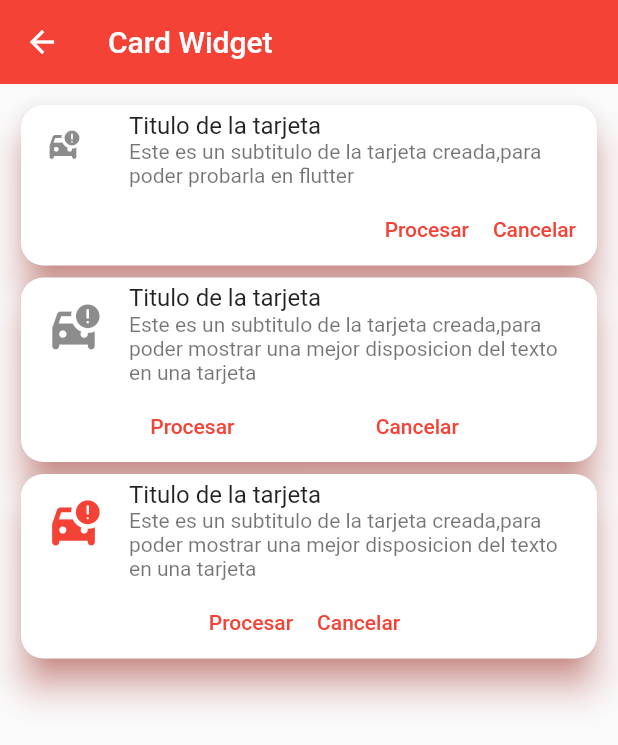
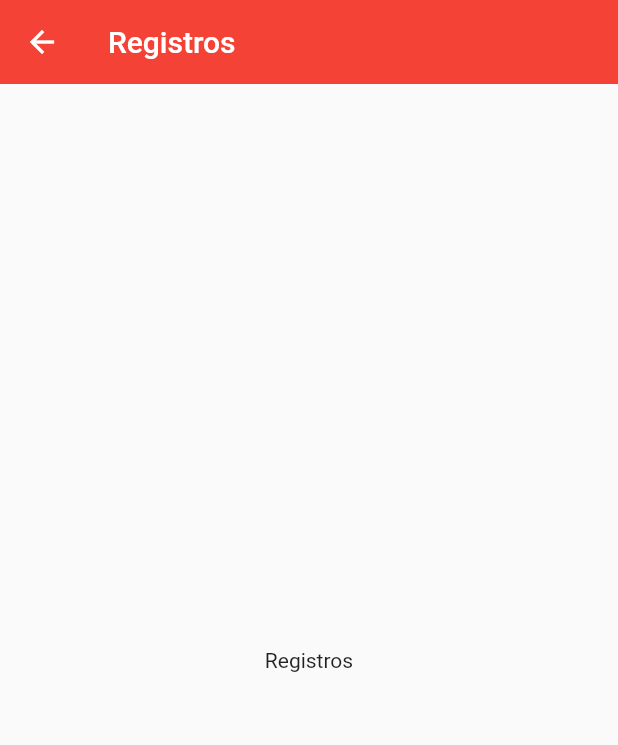
Before and after one commit to polenix02/lab6, a Flutter app: the CardScreen screen opened by its route, on a phone screen of 412 x 824 dp. Shown: the top 745 px of the screen. Run offline on Flutter 3.47's test engine with Material 2 defaults, Android fonts, the phone set to English and light mode, and no system bars.

Commit message:
first commit

```diff
--- a/lib/main.dart
+++ b/lib/main.dart
@@ -17,7 +17,6 @@ class MyApp extends StatelessWidget{
       title: 'Material App',
       initialRoute: AppRoutes.initialRoute,
       routes: AppRoutes.getAppRoutes(),
-      onGenerateRoute: AppRoutes.onGenerateRoute,
       theme: AppTheme.modoClaro
     );
   }
--- a/lib/router/app_routes.dart
+++ b/lib/router/app_routes.dart
@@ -12,25 +12,21 @@ class AppRoutes {
         name: 'Home Screen',
         screen: const HomeScreen()),
     MenuOption(
-        route: 'listview1',
-        icon: Icons.list_alt_rounded,
-        name: 'ListView Version 1',
-        screen: const ListView1Screen()),
+        route: 'cantantes',
+        icon: Icons.list_outlined,
+        name: 'Cantantes',
+        screen: const CantantesScreen()),
     MenuOption(
-        route: 'listview2',
-        icon: Icons.list_outlined,
-        name: 'ListView Version 2',
-        screen: const ListView2Screen()),
+        route: 'canciones',
+        icon: Icons.library_music,
+        name: 'Canciones',
+        screen: const CancionesScreen()),
     MenuOption(
         route: 'card',
-        icon: Icons.card_travel_sharp,
+        icon: Icons.list_alt_rounded,
         name: 'Card Screen',
         screen: const CardScreen()),
-    MenuOption(
-        route: 'alert',
-        icon: Icons.add_alert,
-        name: 'Alert Screen',
-        screen: const AlertScreen()),
+
   ];
 
   /*
@@ -51,7 +47,5 @@ class AppRoutes {
     return rutasnuevas;
   }
 
-  static Route<dynamic> onGenerateRoute(RouteSettings settings) {
-    return MaterialPageRoute(builder: (context) => const AlertScreen());
-  }
+
 }
--- a/lib/screens/card_screen.dart
+++ b/lib/screens/card_screen.dart
@@ -1,5 +1,4 @@
 import 'package:flutter/material.dart';
-import '../widgets/widgets.dart';
 
 class CardScreen extends StatelessWidget {
   const CardScreen({Key? key}) : super(key: key);
@@ -8,17 +7,10 @@ class CardScreen extends StatelessWidget {
   Widget build(BuildContext context) {
     return Scaffold(
       appBar: AppBar(
-        title: const Text('Card Widget'),
+        title: const Text('Registros'),
       ),
-      body: Padding(
-        padding: const EdgeInsets.symmetric(horizontal: 10, vertical: 10),
-        child: ListView(
-          children: const [
-          CustomCardType1(),
-          CustomCardType2(),
-          CustomCardType3(),
-        ],
-        ),
+      body: const Center(
+        child: Text('Registros'),
       ),
     );
   }
--- a/lib/screens/home_screen.dart
+++ b/lib/screens/home_screen.dart
@@ -9,7 +9,7 @@ class HomeScreen extends StatelessWidget {
   Widget build(BuildContext context) {
     return Scaffold(
         appBar: AppBar(
-          title: const Text('Componentes de flutter 1'),
+          title: const Text('Lab6'),
           elevation: 0,
           //backgroundColor: Colors.green,
         ),
@@ -22,8 +22,6 @@ class HomeScreen extends StatelessWidget {
                   title: Text(AppRoutes.menuOptions[index].name),
                   trailing: const Icon(Icons.arrow_forward_ios_sharp, color: AppTheme.primary,),
                   onTap: () {
-                    //final route = MaterialPageRoute(builder: (context) => const CardScreen());
-                    //Navigator.push(context, route);
                     Navigator.pushNamed(
                         context, AppRoutes.menuOptions[index].route);
                   },
--- a/lib/screens/screens.dart
+++ b/lib/screens/screens.dart
@@ -1,5 +1,5 @@
-export 'package:app_multiplataforma/screens/alert_screen.dart';
+
 export 'package:app_multiplataforma/screens/card_screen.dart';
 export 'package:app_multiplataforma/screens/home_screen.dart';
-export 'package:app_multiplataforma/screens/listview1_screen.dart';
-export 'package:app_multiplataforma/screens/listview2_screen.dart';
+export 'package:app_multiplataforma/screens/cantantes_screen.dart';
+export 'package:app_multiplataforma/screens/canciones_screen.dart';
--- a/lib/widgets/custom_card_type_1.dart
+++ /dev/null
@@ -1,36 +0,0 @@
-import 'package:flutter/material.dart';
-
-class CustomCardType1 extends StatelessWidget {
-  const CustomCardType1({
-    super.key,
-  });
-
-  @override
-  Widget build(BuildContext context) {
-    return Card(
-      clipBehavior: Clip.antiAlias,
-      shape: RoundedRectangleBorder(borderRadius: BorderRadius.circular(15)),
-      elevation: 10,
-      // shadowColor: AppTheme.primary,
-      child: Column(
-        children: [
-          const ListTile(
-            leading: Icon(Icons.car_crash_rounded),
-            title: Text('Titulo de la tarjeta'),
-            subtitle: Text('Este es un subtitulo de la tarjeta creada,para poder probarla en flutter'),
-          ),
-          Padding(
-            padding: const EdgeInsets.only(right: 6),
-            child: Row(
-              mainAxisAlignment: MainAxisAlignment.end,
-              children: [
-                TextButton(onPressed: () {},child: const Text('Procesar'),),
-                TextButton(onPressed: () {}, child: const Text('Cancelar')),
-              ],
-            ),
-          )
-        ],
-      ),
-    );
-  }
-}
--- a/lib/widgets/custom_card_type_2.dart
+++ /dev/null
@@ -1,36 +0,0 @@
-import 'package:flutter/material.dart';
-
-class CustomCardType2 extends StatelessWidget {
-  const CustomCardType2({
-    super.key,
-  });
-
-  @override
-  Widget build(BuildContext context) {
-    return Card(
-      clipBehavior: Clip.antiAlias,
-      shape: RoundedRectangleBorder(borderRadius: BorderRadius.circular(15)),
-      elevation: 10,
-      // shadowColor: AppTheme.primary,
-      child: Column(
-        children: [
-          const ListTile(
-            leading: Icon(Icons.car_crash_rounded,size: 38,),
-            title: Text('Titulo de la tarjeta'),
-            subtitle: Text('Este es un subtitulo de la tarjeta creada,para poder mostrar una mejor disposicion del texto en una tarjeta'),
-          ),
-          Padding(
-            padding: const EdgeInsets.only(right: 6),
-            child: Row(
-              mainAxisAlignment: MainAxisAlignment.spaceEvenly,
-              children: [
-                TextButton(onPressed: () {},child: const Text('Procesar'),),
-                TextButton(onPressed: () {}, child: const Text('Cancelar')),
-              ],
-            ),
-          )
-        ],
-      ),
-    );
-  }
-}
--- a/lib/widgets/custom_card_type_3.dart
+++ /dev/null
@@ -1,36 +0,0 @@
-import 'package:flutter/material.dart';
-
-class CustomCardType3 extends StatelessWidget {
-  const CustomCardType3({
-    super.key,
-  });
-
-  @override
-  Widget build(BuildContext context) {
-    return Card(
-      clipBehavior: Clip.antiAlias,
-      shape: RoundedRectangleBorder(borderRadius: BorderRadius.circular(15)),
-      elevation: 10,
-      // shadowColor: AppTheme.primary,
-      child: Column(
-        children: [
-          const ListTile(
-            leading: Icon(Icons.car_crash_rounded,color: Colors.red,size: 38,),
-            title: Text('Titulo de la tarjeta'),
-            subtitle: Text('Este es un subtitulo de la tarjeta creada,para poder mostrar una mejor disposicion del texto en una tarjeta'),
-          ),
-          Padding(
-            padding: const EdgeInsets.only(right: 6),
-            child: Row(
-              mainAxisAlignment: MainAxisAlignment.center,
-              children: [
-                TextButton(onPressed: () {},child: const Text('Procesar'),),
-                TextButton(onPressed: () {}, child: const Text('Cancelar')),
-              ],
-            ),
-          )
-        ],
-      ),
-    );
-  }
-}
--- a/lib/widgets/widgets.dart
+++ /dev/null
@@ -1,3 +0,0 @@
-export 'package:app_multiplataforma/widgets/custom_card_type_1.dart';
-export 'package:app_multiplataforma/widgets/custom_card_type_2.dart';
-export 'package:app_multiplataforma/widgets/custom_card_type_3.dart';
```
Also changed, not shown: lib/screens/alert_screen.dart (deleted, +0 -15 lines), lib/screens/canciones_screen.dart (renamed from lib/screens/listview2_screen.dart, +9 -11 lines), lib/screens/cantantes_screen.dart (renamed from lib/screens/listview1_screen.dart, +8 -11 lines).
